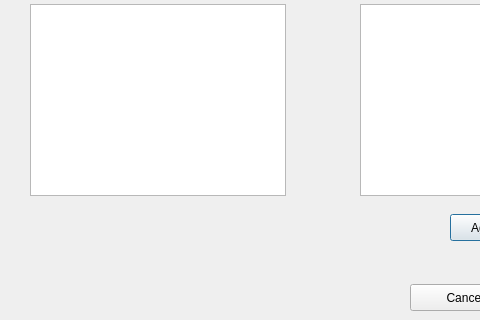
This is manageTeam.ui in Jeancasoto/ThePlaceToBet as Qt 5 draws it before an edit; both pictures show x 0 to 480 and y 186 to 506 of the 688 by 506 pixel window. The edited form follows.
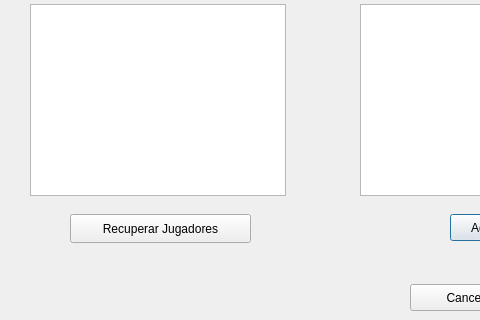
This is the edited form.

Commit message: Jala los datos de jugadores

Diff of the .ui file:
```diff
--- a/manageTeam.ui
+++ b/manageTeam.ui
@@ -145,6 +145,19 @@
     <string>Cancelar</string>
    </property>
   </widget>
+  <widget class="QPushButton" name="recuperarJugadores">
+   <property name="geometry">
+    <rect>
+     <x>70</x>
+     <y>400</y>
+     <width>181</width>
+     <height>29</height>
+    </rect>
+   </property>
+   <property name="text">
+    <string>Recuperar Jugadores</string>
+   </property>
+  </widget>
  </widget>
  <resources/>
  <connections/>
```
The commit also changes 6 other files.
